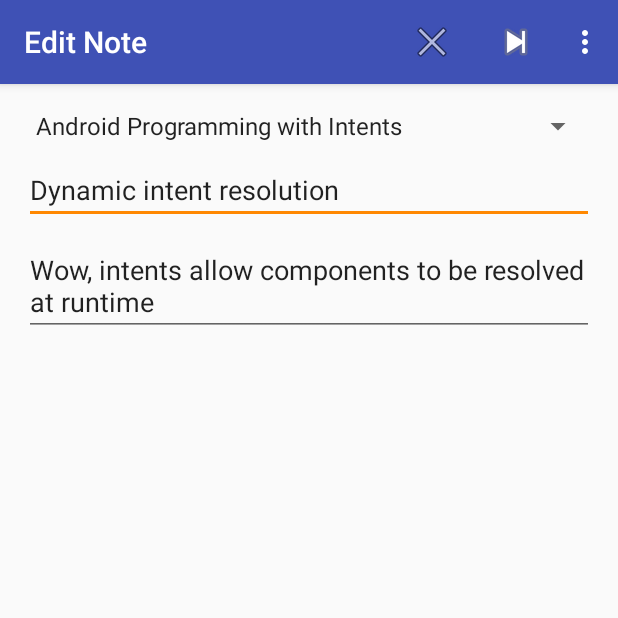
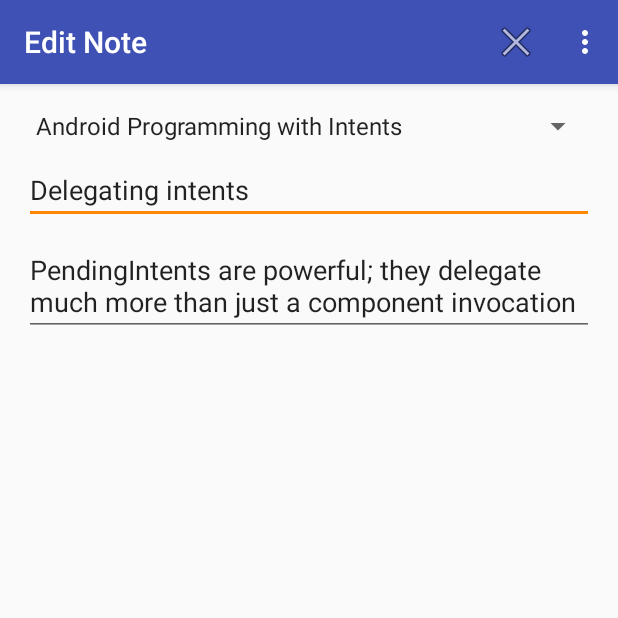
Before and after one commit to wazir12/AndroidCertificationPreparation, an Android app: the screen it shows after launch (NoteActivity), after a tap on "Android Programming with Intents", on a phone screen of 412 x 824 dp, the top half of it. Run offline under Robolectric (Android 15) with nearby library versions, the phone set to English and light mode, and no system bars; 3 other taps on this screen came first.

Commit message:
Sql Filtering

```diff
--- a/app/src/main/java/com/lwazir/aad/notetakingapp/DataManager.java
+++ b/app/src/main/java/com/lwazir/aad/notetakingapp/DataManager.java
@@ -2,6 +2,7 @@ package com.lwazir.aad.notetakingapp;
 
 import android.database.Cursor;
 import android.database.sqlite.SQLiteDatabase;
+import android.util.Log;
 
 import com.lwazir.aad.notetakingapp.SQLiteDB.NoteDatabase;
 import com.lwazir.aad.notetakingapp.SQLiteDB.NoteDatabase.CourseInfoEntry;
@@ -36,6 +37,7 @@ public class DataManager {
                CourseInfoEntry.COLUMN_COURSE_TITLE+" DESC");
         loadCoursesFromDb(courseCursor);
         final String[] notesColumns = {
+                NoteInfoEntry._ID,
                 NoteInfoEntry.COLUMN_COURSE_ID,
                 NoteInfoEntry.COLUMN_NOTE_TITLE,
                 NoteInfoEntry.COLUMN_NOTE_TEXT
@@ -46,20 +48,22 @@ public class DataManager {
     }
 
     private static void loadNotesfromDb(Cursor noteCursor) {
-        int noteIdPos = noteCursor.getColumnIndex(NoteInfoEntry.COLUMN_COURSE_ID);
+        int courseIdPos = noteCursor.getColumnIndex(NoteInfoEntry.COLUMN_COURSE_ID);
         int noteTitlePos = noteCursor.getColumnIndex(NoteInfoEntry.COLUMN_NOTE_TITLE);
         int noteTextPos = noteCursor.getColumnIndex(NoteInfoEntry.COLUMN_NOTE_TEXT);
-
+        int idPos = noteCursor.getColumnIndex(NoteInfoEntry._ID);
+        Log.d("Columns:",noteCursor.getColumnNames().toString());
         DataManager dm = getInstance();
         dm.mNotes.clear();
 
         while(noteCursor.moveToNext()){
-            String noteId = noteCursor.getString(noteIdPos);
+            String courseId = noteCursor.getString(courseIdPos);
             String noteTitle = noteCursor.getString(noteTitlePos);
             String noteTxt = noteCursor.getString(noteTextPos);
+            int id = noteCursor.getInt(idPos);
 
-            CourseInfo  noteCourse = dm.getCourse(noteId);
-            NoteInfo notes = new NoteInfo(noteCourse,noteTitle,noteTxt);
+            CourseInfo  noteCourse = dm.getCourse(courseId);
+            NoteInfo notes = new NoteInfo(noteCourse,noteTitle,noteTxt,id);
             dm.mNotes.add(notes);
         }
         noteCursor.close();
--- a/app/src/main/java/com/lwazir/aad/notetakingapp/NoteActivity.java
+++ b/app/src/main/java/com/lwazir/aad/notetakingapp/NoteActivity.java
@@ -13,7 +13,6 @@ import android.widget.ArrayAdapter;
 import android.widget.EditText;
 import android.widget.Spinner;
 
-import com.lwazir.aad.notetakingapp.SQLiteDB.NoteDatabase;
 import com.lwazir.aad.notetakingapp.SQLiteDB.NoteDatabase.NoteInfoEntry;
 import com.lwazir.aad.notetakingapp.SQLiteDB.NoteKeeperOpenHelper;
 
@@ -31,17 +30,17 @@ public class NoteActivity extends AppCompatActivity {
     public boolean onPrepareOptionsMenu(Menu menu) {
         MenuItem item = menu.findItem(R.id.action_next);
         int lastIndex = DataManager.getInstance().getNotes().size() - 1;
-        item.setEnabled(lastIndex>mNotePosition);
+        item.setEnabled(lastIndex>mNoteId);
         return super.onPrepareOptionsMenu(menu);
 
     }
 
     private final String TAG = getClass().getSimpleName();
-    public static final String NOTE_POSITION = "com.jwhh.jim.notekeeper.NOTE_POSITION";
+    public static final String NOTE_ID = "com.lwazir.aad.notetakingapp.NOTE_ID";
     public static final String ORIGINAL_NOTE_COURSE_ID = "com.jwhh.jim.notekeeper.ORIGINAL_NOTE_COURSE_ID";
     public static final String ORIGINAL_NOTE_TITLE = "com.jwhh.jim.notekeeper.ORIGINAL_NOTE_TITLE";
     public static final String ORIGINAL_NOTE_TEXT = "com.jwhh.jim.notekeeper.ORIGINAL_NOTE_TEXT";
-    public static final int POSITION_NOT_SET = -1;
+    public static final int ID_NOT_SET = -1;
     private NoteInfo mNote;
 
     @Override
@@ -54,7 +53,7 @@ public class NoteActivity extends AppCompatActivity {
     private Spinner mSpinnerCourses;
     private EditText mTextNoteTitle;
     private EditText mTextNoteText;
-    private int mNotePosition;
+    private int mNoteId;
     private boolean mIsCancelling;
     private String mOriginalNoteCourseId;
     private String mOriginalNoteTitle;
@@ -81,7 +80,7 @@ public class NoteActivity extends AppCompatActivity {
 
         readDisplayStateValues();
         if(savedInstanceState == null) {
-            saveOriginalNoteValues();
+  //          saveOriginalNoteValues();
         } else {
             restoreOriginalNoteValues(savedInstanceState);
         }
@@ -100,11 +99,9 @@ public class NoteActivity extends AppCompatActivity {
         String courseId = "android_intents";
         String title_start ="dynamic";
 
-        String selection = NoteInfoEntry.COLUMN_COURSE_ID + " = ? AND "+
-                NoteInfoEntry.COLUMN_NOTE_TITLE + " LIKE ?";
+        String selection = NoteInfoEntry._ID + " = ?";
         String[] selectionArgs = {
-          courseId,
-          title_start + "%"
+        Integer.toString(mNoteId)
         };
         String[] noteColumns =new String[]{
           NoteInfoEntry.COLUMN_COURSE_ID,
@@ -147,9 +144,9 @@ public class NoteActivity extends AppCompatActivity {
     protected void onPause() {
         super.onPause();
         if(mIsCancelling) {
-            Log.i(TAG, "Cancelling note at position: " + mNotePosition);
+            Log.i(TAG, "Cancelling note at position: " + mNoteId);
             if(mIsNewNote) {
-                DataManager.getInstance().removeNote(mNotePosition);
+                DataManager.getInstance().removeNote(mNoteId);
             } else {
                 storePreviousNoteValues();
             }
@@ -196,20 +193,19 @@ public class NoteActivity extends AppCompatActivity {
 
     private void readDisplayStateValues() {
         Intent intent = getIntent();
-        mNotePosition = intent.getIntExtra(NOTE_POSITION, POSITION_NOT_SET);
-        mIsNewNote = mNotePosition == POSITION_NOT_SET;
+        mNoteId = intent.getIntExtra(NOTE_ID, ID_NOT_SET);
+        mIsNewNote = mNoteId == ID_NOT_SET;
         if(mIsNewNote) {
             createNewNote();
         }
-
-        Log.i(TAG, "mNotePosition: " + mNotePosition);
-        mNote = DataManager.getInstance().getNotes().get(mNotePosition);
+        Log.i(TAG, "mNotePosition: " + mNoteId);
+       // mNote = DataManager.getInstance().getNotes().get(mNoteId);
 
     }
 
     private void createNewNote() {
         DataManager dm = DataManager.getInstance();
-        mNotePosition = dm.createNewNote();
+        mNoteId = dm.createNewNote();
 //        mNote = dm.getNotes().get(mNotePosition);
     }
 
@@ -245,8 +241,8 @@ public class NoteActivity extends AppCompatActivity {
     private void moveNext() {
         saveNote();
 
-        ++mNotePosition;
-        mNote = DataManager.getInstance().getNotes().get(mNotePosition);
+        ++mNoteId;
+        mNote = DataManager.getInstance().getNotes().get(mNoteId);
 
         saveOriginalNoteValues();
         displayNote();
--- a/app/src/main/java/com/lwazir/aad/notetakingapp/NoteInfo.java
+++ b/app/src/main/java/com/lwazir/aad/notetakingapp/NoteInfo.java
@@ -7,11 +7,18 @@ public class NoteInfo implements Parcelable {
     private CourseInfo mCourse;
     private String mTitle;
     private String mText;
+    private int mId;
 
     public NoteInfo(CourseInfo course, String title, String text) {
         mCourse = course;
         mTitle = title;
         mText = text;
+    }
+    public NoteInfo(CourseInfo course, String title, String text,int id) {
+        mCourse = course;
+        mTitle = title;
+        mText = text;
+        mId = id;
     }
 
     private NoteInfo(Parcel source) {
@@ -93,4 +100,8 @@ public class NoteInfo implements Parcelable {
                     return new NoteInfo[size];
                 }
             };
+
+    public int getId() {
+        return mId;
+    }
 }
--- a/app/src/main/java/com/lwazir/aad/notetakingapp/NoteRecyclerAdapter.java
+++ b/app/src/main/java/com/lwazir/aad/notetakingapp/NoteRecyclerAdapter.java
@@ -34,7 +34,7 @@ public class NoteRecyclerAdapter extends RecyclerView.Adapter<NoteRecyclerAdapte
             NoteInfo note =  mNotes.get(i);
             customViewHolder.courseTextView.setText(note.getCourse().getTitle());
             customViewHolder.titleTxtView.setText(note.getTitle());
-            customViewHolder.mCurrentPosition = i;
+            customViewHolder.mId = note.getId();
     }
 
     @Override
@@ -46,7 +46,8 @@ public class NoteRecyclerAdapter extends RecyclerView.Adapter<NoteRecyclerAdapte
 
         public final TextView courseTextView;
         public final TextView titleTxtView;
-        public int mCurrentPosition;
+        public int mId;
+
 
         public CustomViewHolder(@NonNull View itemView) {
             super(itemView);
@@ -57,7 +58,7 @@ public class NoteRecyclerAdapter extends RecyclerView.Adapter<NoteRecyclerAdapte
                 @Override
                 public void onClick(View view) {
                     Intent intent = new Intent(mContext,NoteActivity.class);
-                    intent.putExtra(NoteActivity.NOTE_POSITION,mCurrentPosition);
+                    intent.putExtra(NoteActivity.NOTE_ID,mId);
                     mContext.startActivity(intent);
                 }
             });
--- a/app/src/main/java/com/lwazir/aad/notetakingapp/SQLiteDB/NoteKeeperOpenHelper.java
+++ b/app/src/main/java/com/lwazir/aad/notetakingapp/SQLiteDB/NoteKeeperOpenHelper.java
@@ -17,8 +17,8 @@ public class NoteKeeperOpenHelper extends SQLiteOpenHelper {
 
     @Override
     public void onCreate(SQLiteDatabase sqLiteDatabase) {
-        sqLiteDatabase.execSQL(NoteDatabase.CourseInfoEntry.CREATE_TABLE_QUERY);
-        sqLiteDatabase.execSQL(NoteDatabase.NoteInfoEntry.CREATE_TABLE_QUERY);
+        sqLiteDatabase.execSQL(NoteDatabase.CourseInfoEntry.SQL_CREATE_TABLE);
+        sqLiteDatabase.execSQL(NoteDatabase.NoteInfoEntry.SQL_CREATE_TABLE);
         //Adding Sample Data
         DatabaseDataWorker worker = new DatabaseDataWorker(sqLiteDatabase);
         worker.insertCourses();
--- a/app/src/main/res/menu/menu_note.xml
+++ b/app/src/main/res/menu/menu_note.xml
@@ -14,6 +14,7 @@
         android:icon="@android:drawable/ic_media_next"
         android:orderInCategory="101"
         android:title="Next"
+        android:visible="false"
         app:showAsAction="ifRoom|withText" />
     <item
         android:id="@+id/action_send_mail"
```
Also changed, not shown: app/src/main/java/com/lwazir/aad/notetakingapp/SQLiteDB/NoteDatabase.java (+16 -20 lines).
